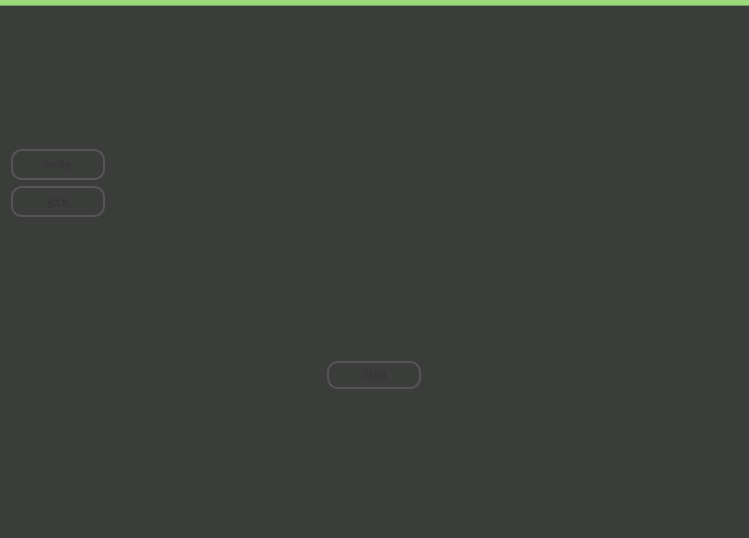
This is client/gui/livejamming/app/roomdialog.ui in sush/Live-Jamming as Qt 5 draws it before an edit. The edited form follows.
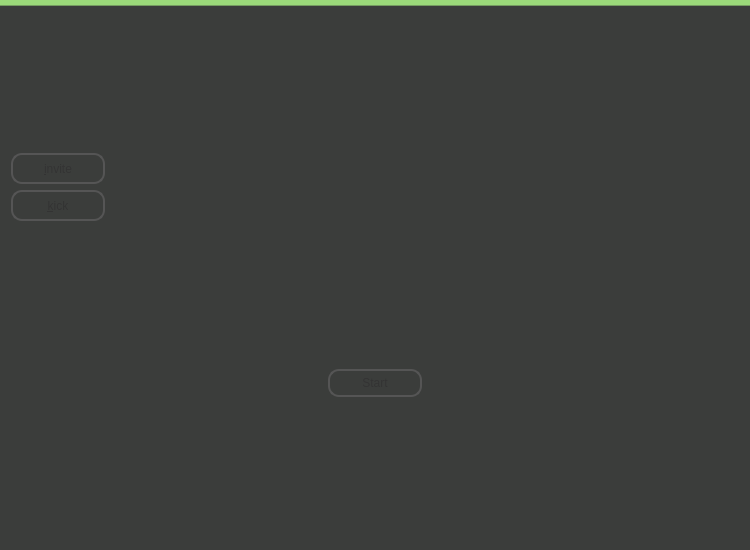
This is the edited form. Icons and pictures are not drawn. Custom widgets are drawn as their Qt base class.

```diff
--- a/client/gui/livejamming/app/roomdialog.ui
+++ b/client/gui/livejamming/app/roomdialog.ui
@@ -6,8 +6,8 @@
    <rect>
     <x>0</x>
     <y>0</y>
-    <width>749</width>
-    <height>538</height>
+    <width>750</width>
+    <height>550</height>
    </rect>
   </property>
   <property name="windowTitle">
```
